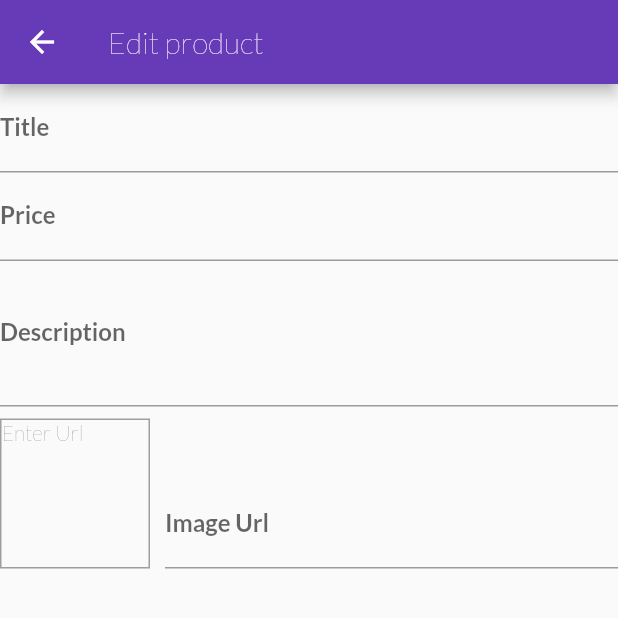
After one commit to Steisha4444/App_shop, a Flutter app: the EditProductScreen screen opened by its route, on a phone screen of 412 x 824 dp, the top half of it. The commit adds this screen. Run offline on Flutter 3.47's test engine with Material 2 defaults, Android fonts, the phone set to English and light mode, and no system bars; network calls fail.

Commit message:
Add editing product

```diff
--- /dev/null
+++ b/app_shop/lib/screens/edit_product_screen.dart
@@ -0,0 +1,121 @@
+import 'package:flutter/material.dart';
+
+class EditProductScreen extends StatefulWidget {
+  static const routeName = "/edit-product";
+
+  EditProductScreen({Key? key}) : super(key: key);
+
+  @override
+  State<EditProductScreen> createState() => _EditProductScreenState();
+}
+
+class _EditProductScreenState extends State<EditProductScreen> {
+  final _priceFocusNode = FocusNode();
+  final _descriptionFocusNode = FocusNode();
+  final _imageUrlFocusNode = FocusNode();
+  final _imageUrlController = TextEditingController();
+
+  @override
+  void initState() {
+    _imageUrlFocusNode.addListener(_updateimageUrl);
+    super.initState();
+  }
+
+  @override
+  void dispose() {
+    _imageUrlFocusNode.removeListener(_updateimageUrl);
+    _imageUrlController.dispose();
+    _priceFocusNode.dispose();
+    _imageUrlFocusNode.dispose();
+    _descriptionFocusNode.dispose();
+    super.dispose();
+  }
+
+  void _updateimageUrl() {
+    if (!_imageUrlFocusNode.hasFocus) {
+      setState(() {});
+    }
+  }
+
+  @override
+  Widget build(BuildContext context) {
+    return Scaffold(
+      appBar: AppBar(
+        title: const Text("Edit product"),
+      ),
+      body: Form(
+        child: ListView(
+          children: [
+            TextFormField(
+              decoration: const InputDecoration(labelText: "Title"),
+              style: const TextStyle(fontWeight: FontWeight.bold),
+              textInputAction: TextInputAction.next,
+              onFieldSubmitted: (_) {
+                FocusScope.of(context).requestFocus(_priceFocusNode);
+              },
+            ),
+            TextFormField(
+              decoration: const InputDecoration(labelText: "Price"),
+              style: const TextStyle(fontWeight: FontWeight.bold),
+              textInputAction: TextInputAction.next,
+              keyboardType: TextInputType.number,
+              focusNode: _priceFocusNode,
+              onFieldSubmitted: (_) {
+                FocusScope.of(context).requestFocus(_descriptionFocusNode);
+              },
+            ),
+            TextFormField(
+              decoration: const InputDecoration(labelText: "Description"),
+              maxLines: 3,
+              style: const TextStyle(fontWeight: FontWeight.bold),
+              textInputAction: TextInputAction.next,
+              keyboardType: TextInputType.multiline,
+              focusNode: _descriptionFocusNode,
+            ),
+            Row(
+              crossAxisAlignment: CrossAxisAlignment.end,
+              children: [
+                Container(
+                  width: 100,
+                  height: 100,
+                  margin: const EdgeInsets.only(
+                    top: 8,
+                    right: 10,
+                  ),
+                  decoration: BoxDecoration(
+                    border: Border.all(
+                      width: 1,
+                      color: Colors.grey,
+                    ),
+                  ),
+                  child: _imageUrlController.text.isEmpty
+                      ? const Text(
+                          "Enter Url",
+                        )
+                      : FittedBox(
+                          child: Image.network(
+                            _imageUrlController.text,
+                            fit: BoxFit.cover,
+                          ),
+                        ),
+                ),
+                Expanded(
+                  child: TextFormField(
+                    decoration: const InputDecoration(
+                      labelText: "Image Url",
+                    ),
+                    style: const TextStyle(fontWeight: FontWeight.bold),
+                    keyboardType: TextInputType.url,
+                    textInputAction: TextInputAction.done,
+                    controller: _imageUrlController,
+                    focusNode: _imageUrlFocusNode,
+                  ),
+                ),
+              ],
+            )
+          ],
+        ),
+      ),
+    );
+  }
+}
--- a/app_shop/lib/screens/product_detail_screen.dart
+++ b/app_shop/lib/screens/product_detail_screen.dart
@@ -29,7 +29,7 @@ class ProductDetailScreen extends StatelessWidget {
                   fit: BoxFit.fitHeight,
                 ),
               ),
-              SizedBox(height: 10),
+              const SizedBox(height: 10),
               Text(
                 '\$${loadedData.price}',
                 style: const TextStyle(
@@ -37,9 +37,9 @@ class ProductDetailScreen extends StatelessWidget {
                     fontSize: 20,
                     fontWeight: FontWeight.bold),
               ),
-              SizedBox(height: 10),
+              const SizedBox(height: 10),
               Container(
-                padding: EdgeInsets.symmetric(horizontal: 10),
+                padding: const EdgeInsets.symmetric(horizontal: 10),
                 width: double.infinity,
                 child: Text(
                   loadedData.description,
--- a/app_shop/lib/screens/products_overview_screen.dart
+++ b/app_shop/lib/screens/products_overview_screen.dart
@@ -69,7 +69,7 @@ class _ProductsOverviewScreenState extends State<ProductsOverviewScreen> {
               value: cartData.itemCount.toString(),
             ),
             child: IconButton(
-              icon: Icon(Icons.shopping_cart),
+              icon: const Icon(Icons.shopping_cart),
               onPressed: () {
                 Navigator.of(context).pushNamed(CartScreen.routeName);
               },
@@ -77,7 +77,7 @@ class _ProductsOverviewScreenState extends State<ProductsOverviewScreen> {
           )
         ],
       ),
-      drawer: AppDrawer(),
+      drawer: const AppDrawer(),
       body: ProductGrid(_showFavorites),
     );
   }
--- a/app_shop/lib/widgets/app_drawer.dart
+++ b/app_shop/lib/widgets/app_drawer.dart
@@ -1,4 +1,5 @@
 import 'package:app_shop/screens/orders_screen.dart';
+import 'package:app_shop/screens/user_products_screen.dart';
 import 'package:flutter/material.dart';
 
 class AppDrawer extends StatelessWidget {
@@ -10,7 +11,7 @@ class AppDrawer extends StatelessWidget {
         child: Column(
       children: [
         AppBar(
-          title: const Text("Hello geys"),
+          title: const Text("Hello dear"),
           automaticallyImplyLeading: false,
         ),
         const Divider(),
@@ -28,6 +29,15 @@ class AppDrawer extends StatelessWidget {
           onTap: () {
             Navigator.of(context).pushReplacementNamed(OrdersScreen.routeName);
           },
+        ),
+        const Divider(),
+        ListTile(
+          leading: const Icon(Icons.edit),
+          title: const Text("Manage Products"),
+          onTap: () {
+            Navigator.of(context)
+                .pushReplacementNamed(UserProductsScreen.routeName);
+          },
         )
       ],
     ));
```
Also changed, not shown: app_shop/lib/app.dart (+9 -5 lines), app_shop/lib/screens/cart_screen.dart (+4 -4 lines), app_shop/lib/screens/user_products_screen.dart (added, +46 -0 lines), app_shop/lib/widgets/user_product_item.dart (added, +41 -0 lines), 1 other file.
